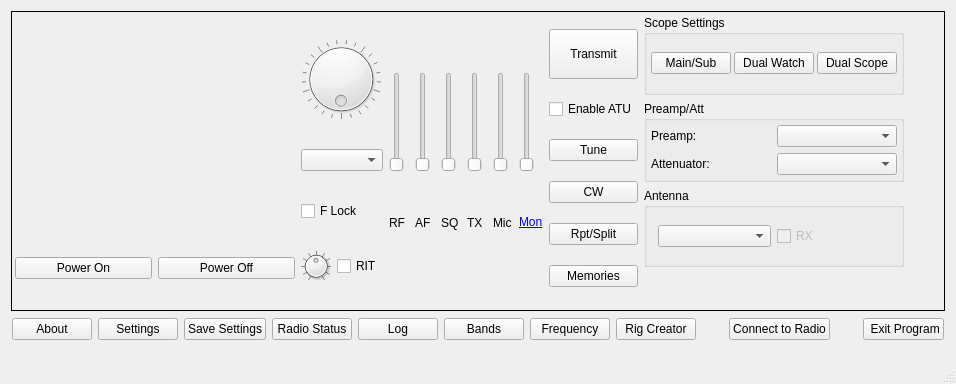
Qt form wfmain.ui (adecarolis/wfweb) before a commit.
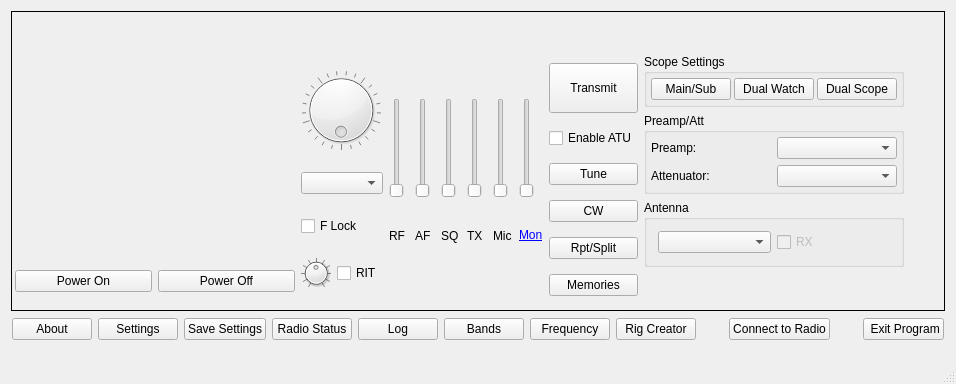
The same form after that commit. Custom widgets are drawn as their Qt base class.

Commit message: Add spacer so lack of scope/vfo doesn't deform other controls.

Patch:
```diff
--- a/wfmain.ui
+++ b/wfmain.ui
@@ -48,6 +48,19 @@
        <property name="bottomMargin">
         <number>3</number>
        </property>
+       <item>
+        <spacer name="scopeSpacer">
+         <property name="orientation">
+          <enum>Qt::Vertical</enum>
+         </property>
+         <property name="sizeHint" stdset="0">
+          <size>
+           <width>20</width>
+           <height>40</height>
+          </size>
+         </property>
+        </spacer>
+       </item>
        <item>
         <layout class="QVBoxLayout" name="vfoLayout">
          <property name="spacing">
```
Left out of the diff: 1 changed line with no effect on the pictures. The commit also changes 1 other file.
